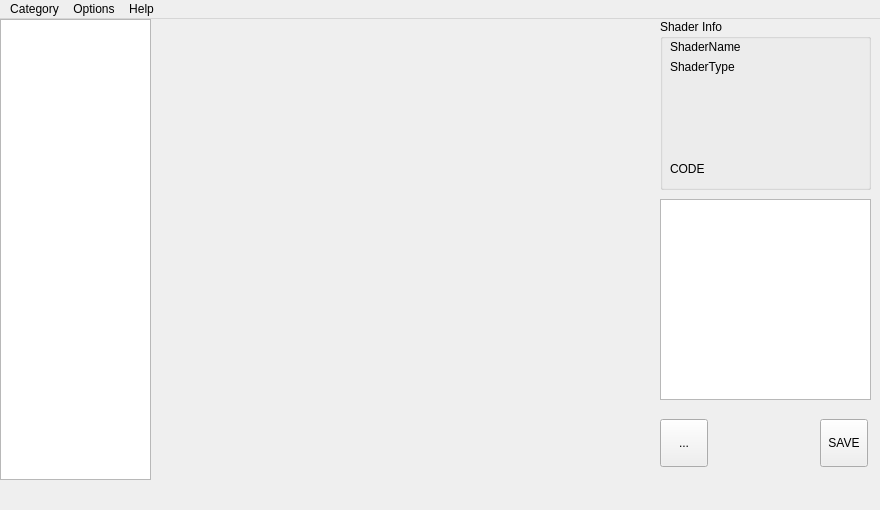
Above: msl/ui/ui/main.ui from MaxRocamora/MayaShaderLibrary before the change. Below: the same form after it.
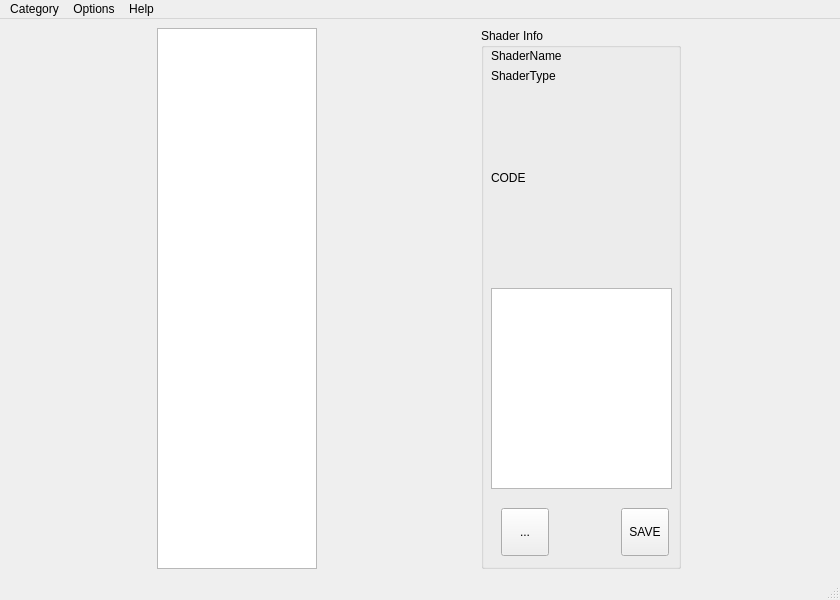
That is the form after the change.

```diff
--- a/msl/ui/ui/main.ui
+++ b/msl/ui/ui/main.ui
@@ -6,8 +6,8 @@
    <rect>
     <x>0</x>
     <y>0</y>
-    <width>880</width>
-    <height>510</height>
+    <width>840</width>
+    <height>600</height>
    </rect>
   </property>
   <property name="sizePolicy">
@@ -18,14 +18,14 @@
   </property>
   <property name="minimumSize">
    <size>
-    <width>880</width>
-    <height>510</height>
+    <width>840</width>
+    <height>600</height>
    </size>
   </property>
   <property name="maximumSize">
    <size>
-    <width>880</width>
-    <height>510</height>
+    <width>3200</width>
+    <height>2400</height>
    </size>
   </property>
   <property name="baseSize">
@@ -43,57 +43,61 @@
    <string>Shader Library</string>
   </property>
   <widget class="QWidget" name="centralwidget">
-   <widget class="QToolButton" name="btn_save_changes">
-    <property name="geometry">
-     <rect>
-      <x>820</x>
-      <y>400</y>
-      <width>48</width>
-      <height>48</height>
-     </rect>
-    </property>
-    <property name="cursor">
-     <cursorShape>ArrowCursor</cursorShape>
-    </property>
-    <property name="toolTip">
-     <string/>
-    </property>
-    <property name="statusTip">
-     <string>Save Shader Notes</string>
-    </property>
-    <property name="autoFillBackground">
-     <bool>true</bool>
-    </property>
-    <property name="text">
-     <string>SAVE</string>
-    </property>
-    <property name="iconSize">
+   <layout class="QHBoxLayout" name="horizontalLayout_2">
+    <item>
+     <layout class="QHBoxLayout" name="horizontalLayout">
+      <item>
+       <widget class="QListWidget" name="categories">
+        <property name="sizePolicy">
+         <sizepolicy hsizetype="Minimum" vsizetype="Minimum">
+          <horstretch>0</horstretch>
+          <verstretch>0</verstretch>
+         </sizepolicy>
+        </property>
+        <property name="maximumSize">
      <size>
-      <width>64</width>
-      <height>64</height>
-     </size>
-    </property>
-    <property name="popupMode">
-     <enum>QToolButton::InstantPopup</enum>
-    </property>
-    <property name="toolButtonStyle">
-     <enum>Qt::ToolButtonIconOnly</enum>
-    </property>
-    <property name="autoRaise">
-     <bool>false</bool>
-    </property>
-    <property name="arrowType">
-     <enum>Qt::NoArrow</enum>
-    </property>
-   </widget>
+          <width>160</width>
+          <height>16777215</height>
+         </size>
+        </property>
+       </widget>
+      </item>
+      <item>
+       <layout class="QVBoxLayout" name="vbox">
+        <property name="spacing">
+         <number>2</number>
+        </property>
+       </layout>
+      </item>
+      <item>
+       <spacer name="horizontalSpacer">
+        <property name="orientation">
+         <enum>Qt::Horizontal</enum>
+        </property>
+        <property name="sizeType">
+         <enum>QSizePolicy::Fixed</enum>
+        </property>
+        <property name="sizeHint" stdset="0">
+         <size>
+          <width>10</width>
+          <height>20</height>
+         </size>
+        </property>
+       </spacer>
+      </item>
+      <item>
    <widget class="QGroupBox" name="groupBox">
-    <property name="geometry">
-     <rect>
-      <x>660</x>
-      <y>0</y>
-      <width>211</width>
-      <height>171</height>
-     </rect>
+        <property name="minimumSize">
+         <size>
+          <width>200</width>
+          <height>0</height>
+         </size>
+        </property>
+        <property name="maximumSize">
+         <size>
+          <width>200</width>
+          <height>16777215</height>
+         </size>
     </property>
     <property name="title">
      <string>Shader Info</string>
@@ -137,13 +141,12 @@
       <string>CODE</string>
      </property>
     </widget>
-   </widget>
    <widget class="QTextEdit" name="te_notes">
     <property name="geometry">
      <rect>
-      <x>660</x>
-      <y>180</y>
-      <width>211</width>
+           <x>10</x>
+           <y>260</y>
+           <width>181</width>
       <height>201</height>
      </rect>
     </property>
@@ -151,8 +154,8 @@
    <widget class="QToolButton" name="btn_add_shader">
     <property name="geometry">
      <rect>
-      <x>660</x>
-      <y>400</y>
+           <x>20</x>
+           <y>480</y>
       <width>48</width>
       <height>48</height>
      </rect>
@@ -179,40 +182,61 @@
      <bool>false</bool>
     </property>
    </widget>
-   <widget class="QListWidget" name="categories">
+        <widget class="QToolButton" name="btn_save_changes">
     <property name="geometry">
      <rect>
-      <x>0</x>
-      <y>0</y>
-      <width>151</width>
-      <height>461</height>
-     </rect>
-    </property>
-    <property name="sizePolicy">
-     <sizepolicy hsizetype="Minimum" vsizetype="Minimum">
-      <horstretch>0</horstretch>
-      <verstretch>0</verstretch>
-     </sizepolicy>
-    </property>
-   </widget>
-   <widget class="QWidget" name="verticalLayoutWidget">
-    <property name="geometry">
-     <rect>
-      <x>150</x>
-      <y>0</y>
-      <width>511</width>
-      <height>461</height>
-     </rect>
-    </property>
-    <layout class="QVBoxLayout" name="vbox"/>
-   </widget>
+           <x>140</x>
+           <y>480</y>
+           <width>48</width>
+           <height>48</height>
+          </rect>
+         </property>
+         <property name="cursor">
+          <cursorShape>ArrowCursor</cursorShape>
+         </property>
+         <property name="toolTip">
+          <string/>
+         </property>
+         <property name="statusTip">
+          <string>Save Shader Notes</string>
+         </property>
+         <property name="autoFillBackground">
+          <bool>true</bool>
+         </property>
+         <property name="text">
+          <string>SAVE</string>
+         </property>
+         <property name="iconSize">
+          <size>
+           <width>64</width>
+           <height>64</height>
+          </size>
+         </property>
+         <property name="popupMode">
+          <enum>QToolButton::InstantPopup</enum>
+         </property>
+         <property name="toolButtonStyle">
+          <enum>Qt::ToolButtonIconOnly</enum>
+         </property>
+         <property name="autoRaise">
+          <bool>false</bool>
+         </property>
+         <property name="arrowType">
+          <enum>Qt::NoArrow</enum>
+         </property>
+        </widget>
+       </widget>
+      </item>
+     </layout>
+    </item>
+   </layout>
   </widget>
   <widget class="QMenuBar" name="menubar">
    <property name="geometry">
     <rect>
      <x>0</x>
      <y>0</y>
-     <width>880</width>
+     <width>840</width>
      <height>22</height>
     </rect>
    </property>
@@ -243,7 +267,7 @@
   </widget>
   <widget class="QStatusBar" name="statusBar">
    <property name="sizeGripEnabled">
-    <bool>false</bool>
+    <bool>true</bool>
    </property>
   </widget>
   <action name="mnu_add_new_category">
```
Lines whose indentation alone changed are shown as unchanged.
